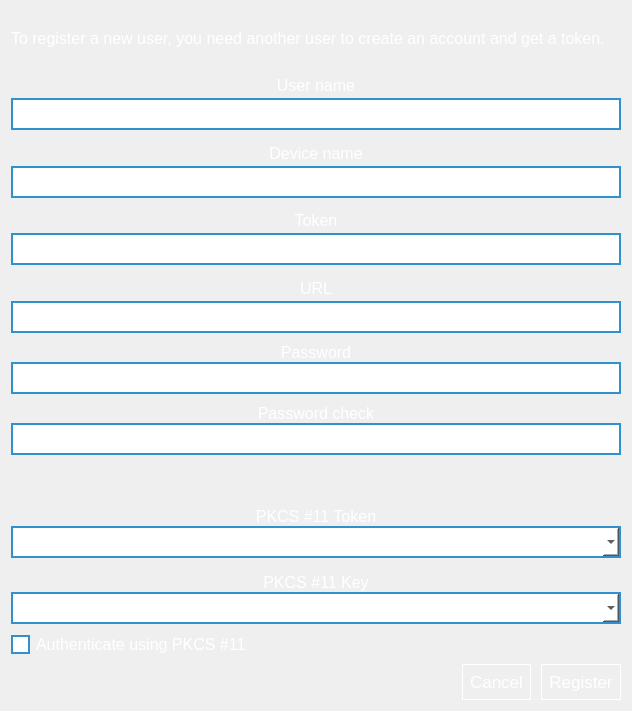
Before: the Qt Designer form parsec/core/gui/forms/claim_user_widget.ui in Scille/parsec-cloud, drawn with Qt 5.
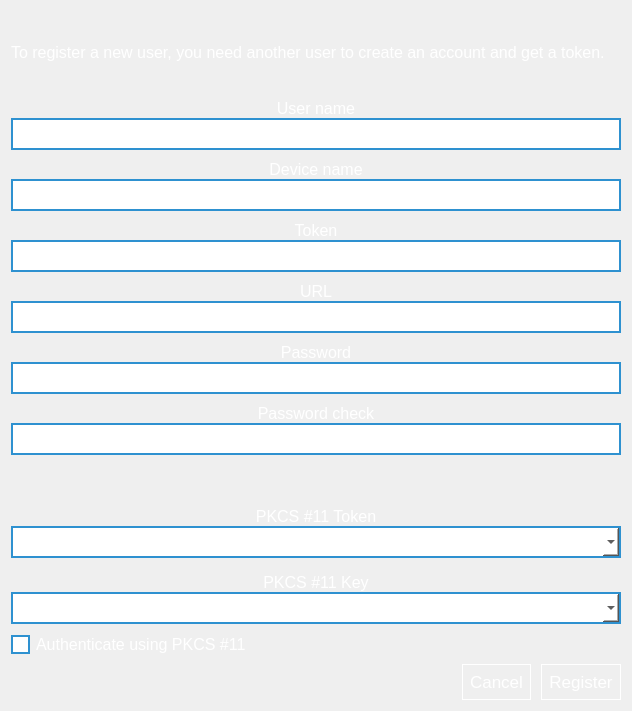
After: the same form once the commit is applied. Icons and pictures are not drawn.

Commit message: [GUI] Fixed cut text and typo in French

```diff
--- a/parsec/core/gui/forms/claim_user_widget.ui
+++ b/parsec/core/gui/forms/claim_user_widget.ui
@@ -26,7 +26,7 @@
      <property name="maximumSize">
       <size>
        <width>16777215</width>
-       <height>55</height>
+       <height>16777215</height>
       </size>
      </property>
      <property name="font">
```
The commit also changes 3 other files.
